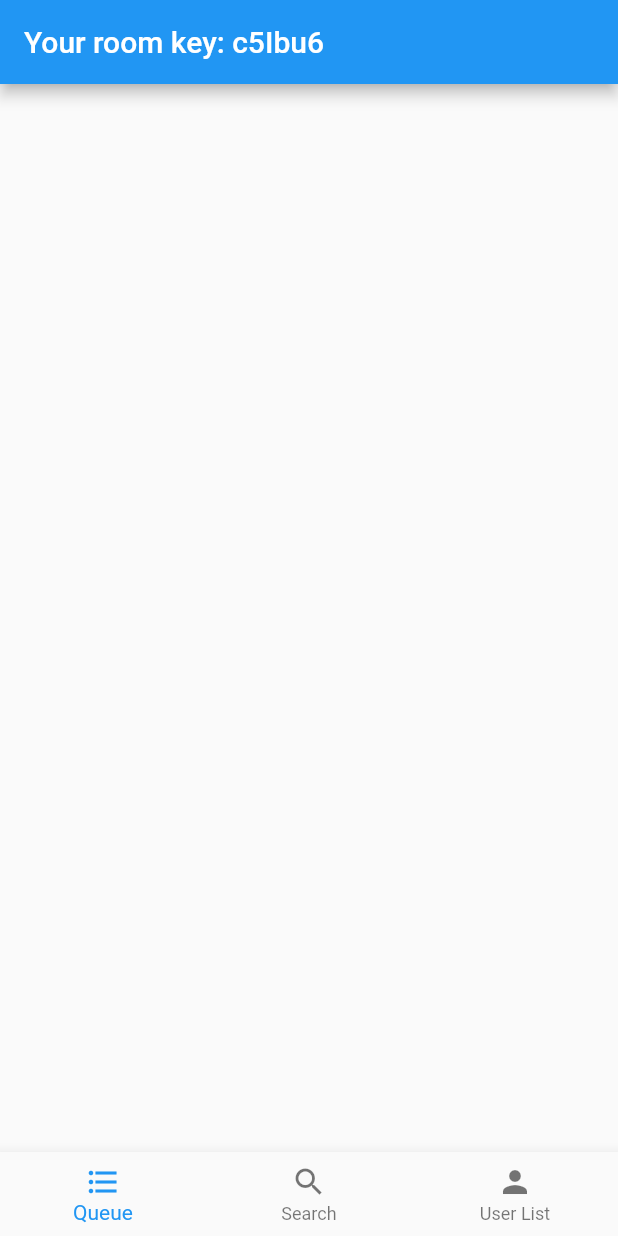
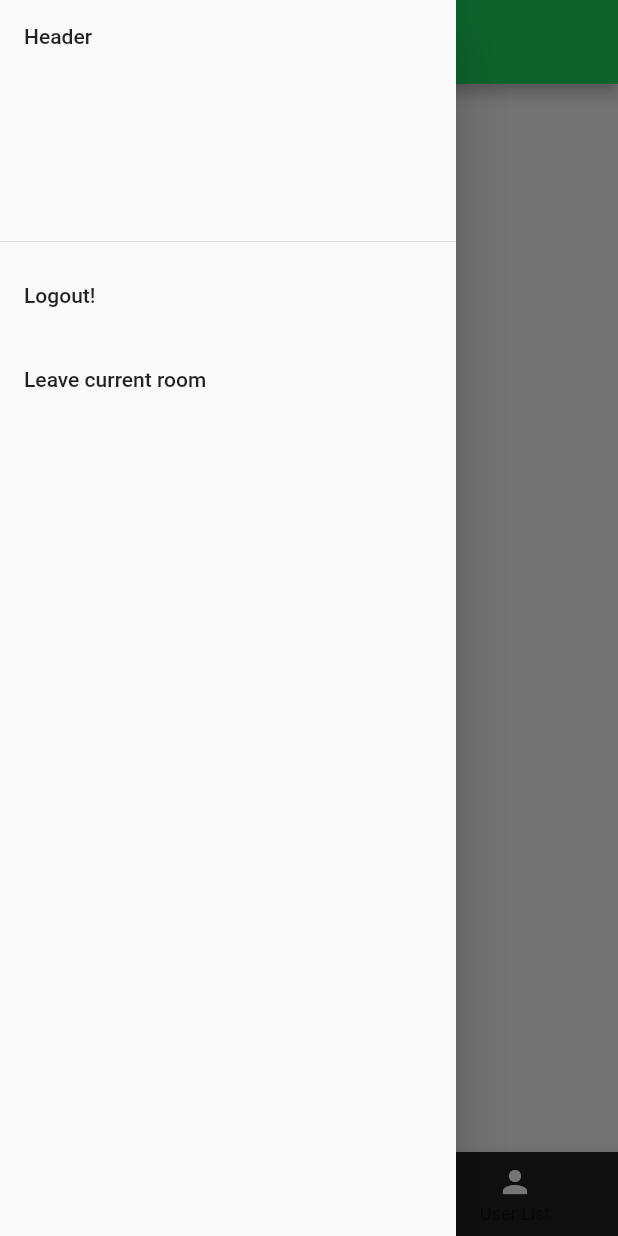
Before and after one commit to michaelwooll/spotify_queue, a Flutter app: the RoomView screen opened directly with empty values, with the side drawer open (before the commit the screen has no drawer), on a phone screen of 412 x 824 dp. Run offline on Flutter 3.47's test engine with Material 2 defaults, Android fonts, the phone set to English and light mode, and no system bars; our stand-ins replace cloud_firestore, random_string; missing offline and left inert: dart:ffi, flappy_search_bar, spotify_sdk; accounts and stored records are empty.

Commit message:
Added some styling as well as started the drawer

```diff
--- a/spotify_queue_flutter/lib/main.dart
+++ b/spotify_queue_flutter/lib/main.dart
@@ -4,15 +4,26 @@ import 'package:spotify_queue/models/room.dart';
 import 'package:spotify_queue/views/roomPage.dart';
 import 'package:spotify_queue/widgets/queueViewAdmin.dart';
 import 'package:spotify_queue/widgets/queueViewNonAdmin.dart';
-
-
-
+import 'package:spotify_queue/widgets/drawer.dart';
 
 
 var clientid = "ef24a50a6c864dbd8d1d364412386158";
 
 void main() => runApp(MyApp());
 String authenticationToken;
+  Map<int, Color> color =
+  {
+    50:Color.fromRGBO(30,215,96, .1),
+    100:Color.fromRGBO(30,215,96, .2),
+    200:Color.fromRGBO(30,215,96, .3),
+    300:Color.fromRGBO(30,215,96, .4),
+    400:Color.fromRGBO(30,215,96, .5),
+    500:Color.fromRGBO(30,215,96, .6),
+    600:Color.fromRGBO(30,215,96, .7),
+    700:Color.fromRGBO(30,215,96, .8),
+    800:Color.fromRGBO(30,215,96, .9),
+    900:Color.fromRGBO(30,215,96, 1),
+  };
 class MyApp extends StatelessWidget {
 
   // This widget is the root of your application.
@@ -31,7 +42,7 @@ class MyApp extends StatelessWidget {
         // or simply save your changes to "hot reload" in a Flutter IDE).
         // Notice that the counter didn't reset back to zero; the application
         // is not restarted.
-        primarySwatch: Colors.blue,
+        primarySwatch: MaterialColor(0xFF1ED760,color),
       ),
       home: MyHomePage(title: 'Flutter Demo Home Page'),
     );
@@ -57,7 +68,7 @@ class _MyHomePageState extends State<MyHomePage> {
   TextEditingController textController = new TextEditingController();
 
   _MyHomePageState(){
-    connect();
+    //connect();
   }
 
 
@@ -127,8 +138,9 @@ class _MyHomePageState extends State<MyHomePage> {
   @override
   Widget build(BuildContext context) {
     List<Widget> children = [];
-
+    MyDrawer drawer;
     if(authenticated){
+      drawer = MyDrawer(inRoom: false);
       if(creatingRoom){
        children = <Widget>[const Padding(
               padding: EdgeInsets.only(top: 100),
@@ -150,7 +162,9 @@ class _MyHomePageState extends State<MyHomePage> {
       }
       else{
         children.add(
-          RaisedButton(onPressed: () => createRoom(context),
+          RaisedButton(onPressed: (){
+                  createRoom(context);
+          },
           child: Text("Create Room"),)
         );
         children.add(TextField(
@@ -182,13 +196,19 @@ class _MyHomePageState extends State<MyHomePage> {
 
     }else{
       children.add(
-        RaisedButton(onPressed: connect,child: Text("Log in via spotify!"))
+        MaterialButton(
+          onPressed: connect,
+          child:
+            Text("Log in via spotify!"),
+          color: color[700],)
       );
     }
     return Scaffold(
       appBar: AppBar(
-        title: Center(child:Text("Virtual DJ")),
+        title: Text("Virtual DJ"),
+
       ),
+      drawer: drawer,
       body: Center(
         child: Column(
           mainAxisAlignment: MainAxisAlignment.center,
--- a/spotify_queue_flutter/lib/views/roomPage.dart
+++ b/spotify_queue_flutter/lib/views/roomPage.dart
@@ -2,6 +2,7 @@ import 'package:flutter/cupertino.dart';
 import 'package:flutter/material.dart';
 import 'package:spotify_queue/main.dart';
 import 'package:spotify_queue/models/room.dart';
+import 'package:spotify_queue/widgets/drawer.dart';
 import 'package:spotify_queue/widgets/queueViewNonAdmin.dart';
 import 'package:spotify_queue/widgets/queueViewAdmin.dart';
 import 'package:spotify_queue/views/searchView.dart';
@@ -59,26 +60,31 @@ class _RoomViewState extends State<RoomView> {
       appBar: AppBar(
             title: Text("Your room key: " + widget.room.getRoomKey())
       ),
+      drawer: MyDrawer(inRoom: true),
       body: Center(
         child: getWidgetOption(pageIndex)
       ),
       bottomNavigationBar: BottomNavigationBar(
+        backgroundColor: Colors.grey[900],
         currentIndex: pageIndex,
+
         onTap: _onItemTapped,
         items: [
           BottomNavigationBarItem(
-              icon: Icon(Icons.format_list_bulleted),
-              title: Text("Queue")
+
+              icon: Icon(Icons.format_list_bulleted, color: Colors.white),
+              activeIcon: Icon(Icons.format_list_bulleted),
+              title: Text("Queue", style: TextStyle(color: Colors.white),)
           ),
           BottomNavigationBarItem(
-              icon: Icon(Icons.search),
-              title: Text("Search"),
-
-
+              icon: Icon(Icons.search,color: Colors.white),
+              activeIcon: Icon(Icons.search),
+              title: Text("Search",style: TextStyle(color: Colors.white)),
           ),
           BottomNavigationBarItem(
-              icon: Icon(Icons.person),
-              title: Text("User List")
+              icon: Icon(Icons.person, color: Colors.white),
+              activeIcon: Icon(Icons.person) ,
+              title: Text("User List",style: TextStyle(color: Colors.white))
           )
         ]
 
--- /dev/null
+++ b/spotify_queue_flutter/lib/widgets/drawer.dart
@@ -0,0 +1,41 @@
+import 'package:flutter/material.dart';
+import 'package:spotify_sdk/spotify_sdk.dart';
+import 'package:spotify_queue/main.dart';
+
+class MyDrawer extends StatelessWidget {
+  final bool inRoom;
+  MyDrawer({this.inRoom});
+  @override
+  Widget build(BuildContext context) {
+    List<Widget> children = [
+       DrawerHeader(child: Text('Header'),
+       ),
+      ListTile(
+        title: Text('Logout!'),
+        onTap: () {
+          SpotifySdk.logout().then((value){
+            Navigator.of(context).pushReplacement(
+              MaterialPageRoute(builder: (context){
+                  return MyApp();
+              })
+            );
+          });
+        }
+      )
+    ];
+
+    if(inRoom){
+      children.add(ListTile(title: Text("Leave current room"),
+        onTap: () {
+          // Leave
+        }
+      ));
+    }
+    return Drawer(
+      child: ListView(
+        padding: EdgeInsets.zero,
+        children: children,
+      )
+    );
+  }
+}
```
